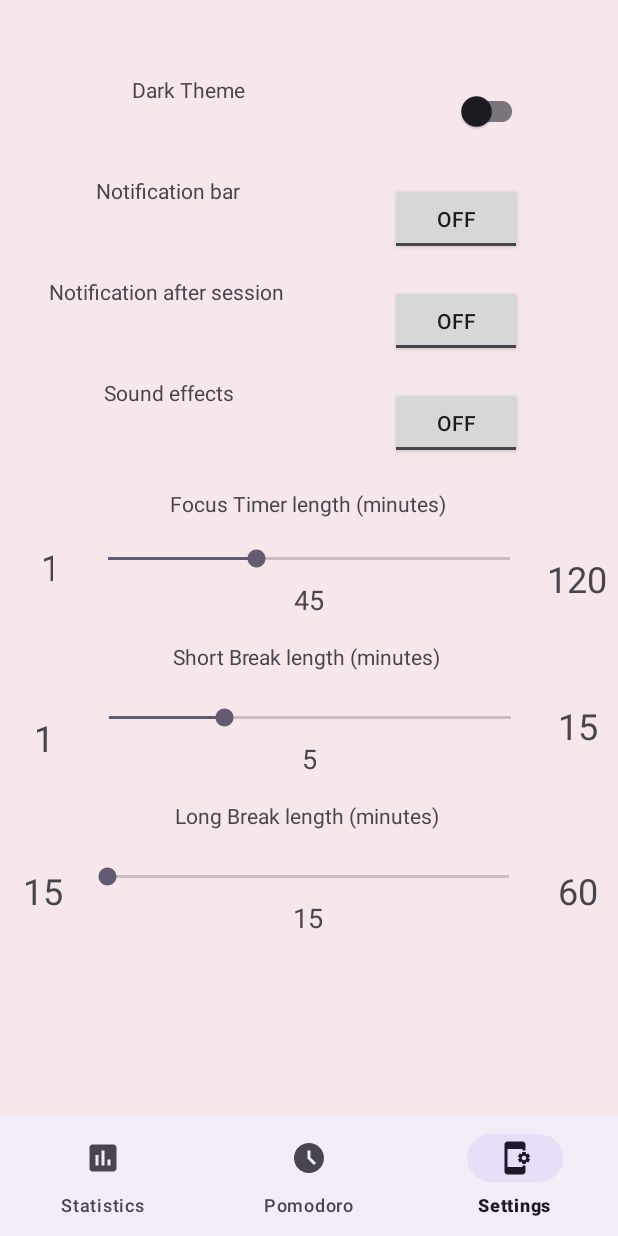
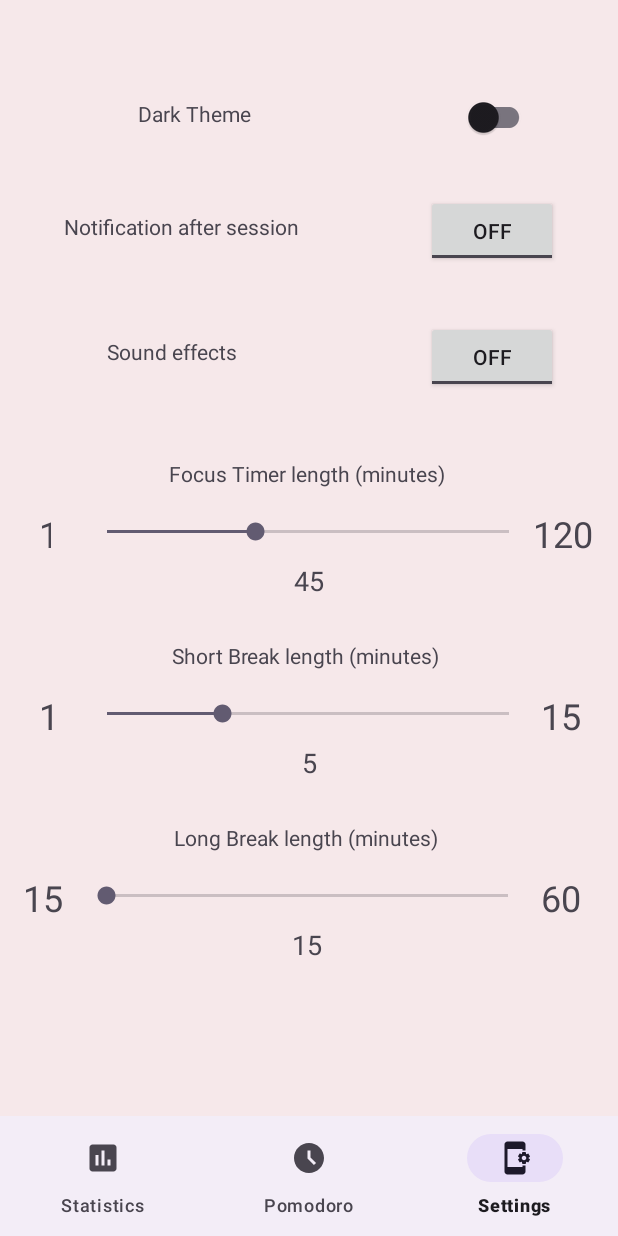
Before and after one commit to Pomodorify/Pomodorify, an Android app: the screen it shows after launch (MainActivity), item 3 of the bottom bar chosen, on a phone screen of 412 x 824 dp. Run offline under Robolectric (Android 15) with nearby library versions, the phone set to English and light mode, and no system bars.

Commit message:
Removed unused button from layout

```diff
--- a/app/src/main/res/layout/fragment_settings.xml
+++ b/app/src/main/res/layout/fragment_settings.xml
@@ -10,43 +10,221 @@
     <!-- TODO: Update blank fragment layout -->
 
     <TextView
+        android:id="@+id/textView5"
+        android:layout_width="wrap_content"
+        android:layout_height="wrap_content"
+        android:layout_marginTop="64dp"
+        android:text="Sound effects"
+        app:layout_constraintEnd_toStartOf="@+id/soundSessionFinished"
+        app:layout_constraintHorizontal_bias="0.362"
+        app:layout_constraintStart_toStartOf="parent"
+        app:layout_constraintTop_toBottomOf="@+id/textView4" />
+
+    <androidx.appcompat.widget.SwitchCompat
+        android:id="@+id/themeSwitch"
+        android:layout_width="wrap_content"
+        android:layout_height="wrap_content"
+        android:layout_marginTop="4dp"
+        android:layout_marginEnd="55dp"
+        app:layout_constraintEnd_toEndOf="parent"
+        app:layout_constraintTop_toTopOf="parent" />
+
+    <ToggleButton
+        android:id="@+id/notisSessionFinished"
+        android:layout_width="wrap_content"
+        android:layout_height="wrap_content"
+        android:layout_marginTop="28dp"
+        android:layout_marginEnd="40dp"
+        android:text="Notification after finishing"
+        app:layout_constraintEnd_toEndOf="parent"
+        app:layout_constraintTop_toBottomOf="@+id/themeSwitch" />
+
+    <TextView
+        android:id="@+id/textView2"
+        android:layout_width="wrap_content"
+        android:layout_height="wrap_content"
+        android:layout_marginTop="16dp"
+        android:text="Dark Theme"
+        app:layout_constraintEnd_toStartOf="@+id/themeSwitch"
+        app:layout_constraintHorizontal_bias="0.394"
+        app:layout_constraintStart_toStartOf="parent"
+        app:layout_constraintTop_toTopOf="parent" />
+
+    <TextView
+        android:id="@+id/textView4"
+        android:layout_width="wrap_content"
+        android:layout_height="wrap_content"
+        android:layout_marginTop="56dp"
+        android:text="Notification after session"
+        app:layout_constraintEnd_toStartOf="@+id/notisSessionFinished"
+        app:layout_constraintHorizontal_bias="0.333"
+        app:layout_constraintStart_toStartOf="parent"
+        app:layout_constraintTop_toBottomOf="@+id/textView2" />
+
+    <TextView
+        android:id="@+id/shortDuration"
+        android:layout_width="wrap_content"
+        android:layout_height="wrap_content"
+        android:layout_marginTop="5dp"
+        android:text="Value"
+        android:textSize="18sp"
+        app:layout_constraintEnd_toEndOf="parent"
+        app:layout_constraintStart_toStartOf="parent"
+        app:layout_constraintTop_toBottomOf="@+id/shortBar" />
+
+    <TextView
+        android:id="@+id/focusMin"
+        android:layout_width="8dp"
+        android:layout_height="29dp"
+        android:text="1"
+        android:textSize="24sp"
+        app:layout_constraintEnd_toStartOf="@+id/focusBar"
+        app:layout_constraintHorizontal_bias="0.553"
+        app:layout_constraintStart_toStartOf="parent"
+        app:layout_constraintTop_toTopOf="@+id/focusBar" />
+
+    <TextView
+        android:id="@+id/shortMin"
+        android:layout_width="wrap_content"
+        android:layout_height="wrap_content"
+        android:text="1"
+        android:textSize="24sp"
+        app:layout_constraintEnd_toStartOf="@+id/shortBar"
+        app:layout_constraintHorizontal_bias="0.619"
+        app:layout_constraintStart_toStartOf="parent"
+        app:layout_constraintTop_toTopOf="@+id/shortBar" />
+
+    <TextView
         android:id="@+id/focusText"
         android:layout_width="wrap_content"
         android:layout_height="wrap_content"
-        android:layout_marginTop="20sp"
+        android:layout_marginTop="44dp"
         android:text="Focus Timer length (minutes)"
         app:layout_constraintEnd_toEndOf="parent"
-        app:layout_constraintHorizontal_bias="0.497"
+        app:layout_constraintHorizontal_bias="0.493"
         app:layout_constraintStart_toStartOf="parent"
         app:layout_constraintTop_toBottomOf="@+id/soundSessionFinished" />
+
+    <TextView
+        android:id="@+id/longMax"
+        android:layout_width="wrap_content"
+        android:layout_height="wrap_content"
+        android:layout_marginStart="5dp"
+        android:text="60"
+        android:textSize="24sp"
+        app:layout_constraintEnd_toEndOf="parent"
+        app:layout_constraintHorizontal_bias="0.033"
+        app:layout_constraintStart_toEndOf="@+id/longBar"
+        app:layout_constraintTop_toTopOf="@+id/longBar" />
+
+    <TextView
+        android:id="@+id/focusMax"
+        android:layout_width="wrap_content"
+        android:layout_height="wrap_content"
+        android:text="120"
+        android:textSize="24sp"
+        app:layout_constraintEnd_toEndOf="parent"
+        app:layout_constraintHorizontal_bias="0.0"
+        app:layout_constraintStart_toEndOf="@+id/focusBar"
+        app:layout_constraintTop_toTopOf="@+id/focusBar" />
+
+    <TextView
+        android:id="@+id/shortMax"
+        android:layout_width="wrap_content"
+        android:layout_height="wrap_content"
+        android:layout_marginStart="5dp"
+        android:text="15"
+        android:textSize="24sp"
+        app:layout_constraintEnd_toEndOf="parent"
+        app:layout_constraintHorizontal_bias="0.0"
+        app:layout_constraintStart_toEndOf="@+id/shortBar"
+        app:layout_constraintTop_toTopOf="@+id/shortBar" />
+
+    <TextView
+        android:id="@+id/longMin"
+        android:layout_width="wrap_content"
+        android:layout_height="wrap_content"
+        android:text="15"
+        android:textSize="24sp"
+        app:layout_constraintEnd_toStartOf="@+id/longBar"
+        app:layout_constraintHorizontal_bias="0.555"
+        app:layout_constraintStart_toStartOf="parent"
+        app:layout_constraintTop_toTopOf="@+id/longBar" />
+
+    <ToggleButton
+        android:id="@+id/soundSessionFinished"
+        android:layout_width="wrap_content"
+        android:layout_height="wrap_content"
+        android:layout_marginTop="36dp"
+        android:layout_marginEnd="40dp"
+        android:text="Sound effects"
+        app:layout_constraintEnd_toEndOf="parent"
+        app:layout_constraintTop_toBottomOf="@+id/notisSessionFinished" />
 
     <SeekBar
         android:id="@+id/focusBar"
         android:layout_width="300sp"
         android:layout_height="30sp"
-        android:layout_marginTop="12sp"
+        android:layout_marginTop="14dp"
         android:max="119"
         android:progress="1"
         app:layout_constraintEnd_toEndOf="parent"
+        app:layout_constraintHorizontal_bias="0.495"
         app:layout_constraintStart_toStartOf="parent"
         app:layout_constraintTop_toBottomOf="@+id/focusText" />
 
     <TextView
-        android:id="@+id/focusMax"
+        android:id="@+id/longDuration"
         android:layout_width="wrap_content"
         android:layout_height="wrap_content"
-        android:layout_marginTop="12sp"
-        android:text="120"
-        android:textSize="24sp"
+        android:layout_marginTop="5dp"
+        android:text="Value"
+        android:textSize="18sp"
         app:layout_constraintEnd_toEndOf="parent"
-        app:layout_constraintHorizontal_bias="0.529"
-        app:layout_constraintStart_toEndOf="@+id/focusBar"
-        app:layout_constraintTop_toTopOf="@+id/focusBar" />
+        app:layout_constraintHorizontal_bias="0.497"
+        app:layout_constraintStart_toStartOf="parent"
+        app:layout_constraintTop_toBottomOf="@+id/longBar" />
+
+    <SeekBar
+        android:id="@+id/shortBar"
+        android:layout_width="300sp"
+        android:layout_height="30sp"
+        android:layout_marginTop="14dp"
+        android:max="14"
+        android:progress="1"
+        app:layout_constraintEnd_toEndOf="parent"
+        app:layout_constraintHorizontal_bias="0.495"
+        app:layout_constraintStart_toStartOf="parent"
+        app:layout_constraintTop_toBottomOf="@+id/shortText" />
+
+    <SeekBar
+        android:id="@+id/longBar"
+        android:layout_width="300sp"
+        android:layout_height="30sp"
+        android:layout_marginTop="14dp"
+        android:max="45"
+        android:progress="15"
+        app:layout_constraintEnd_toEndOf="parent"
+        app:layout_constraintHorizontal_bias="0.486"
+        app:layout_constraintStart_toStartOf="parent"
+        app:layout_constraintTop_toBottomOf="@+id/longText" />
+
+    <TextView
+        android:id="@+id/longText"
+        android:layout_width="wrap_content"
+        android:layout_height="wrap_content"
+        android:layout_marginTop="28dp"
+        android:text="Long Break length (minutes)"
+        app:layout_constraintEnd_toEndOf="parent"
+        app:layout_constraintHorizontal_bias="0.491"
+        app:layout_constraintStart_toStartOf="parent"
+        app:layout_constraintTop_toBottomOf="@+id/shortDuration" />
 
     <TextView
         android:id="@+id/focusDuration"
         android:layout_width="wrap_content"
         android:layout_height="wrap_content"
+        android:layout_marginTop="5dp"
         android:text="Value"
         android:textSize="18sp"
         app:layout_constraintEnd_toEndOf="parent"
@@ -54,212 +232,14 @@
         app:layout_constraintTop_toBottomOf="@+id/focusBar" />
 
     <TextView
-        android:id="@+id/focusMin"
-        android:layout_width="8dp"
-        android:layout_height="29dp"
-        android:layout_marginTop="4sp"
-        android:text="1"
-        android:textSize="24sp"
-        app:layout_constraintEnd_toStartOf="@+id/focusBar"
-        app:layout_constraintHorizontal_bias="0.57"
-        app:layout_constraintStart_toStartOf="parent"
-        app:layout_constraintTop_toTopOf="@+id/focusBar" />
-
-    <SeekBar
-        android:id="@+id/longBar"
-        android:layout_width="300sp"
-        android:layout_height="30sp"
-        android:layout_marginTop="16sp"
-        android:max="45"
-        android:progress="15"
-        app:layout_constraintEnd_toEndOf="parent"
-        app:layout_constraintHorizontal_bias="0.495"
-        app:layout_constraintStart_toStartOf="parent"
-        app:layout_constraintTop_toBottomOf="@+id/longText" />
-
-    <TextView
-        android:id="@+id/longMin"
-        android:layout_width="wrap_content"
-        android:layout_height="wrap_content"
-        android:layout_marginTop="8sp"
-        android:text="15"
-        android:textSize="24sp"
-        app:layout_constraintEnd_toStartOf="@+id/longBar"
-        app:layout_constraintHorizontal_bias="0.54"
-        app:layout_constraintStart_toStartOf="parent"
-        app:layout_constraintTop_toTopOf="@+id/longBar" />
-
-    <TextView
-        android:id="@+id/longText"
-        android:layout_width="wrap_content"
-        android:layout_height="wrap_content"
-        android:layout_marginTop="16sp"
-        android:text="Long Break length (minutes)"
-        app:layout_constraintEnd_toEndOf="parent"
-        app:layout_constraintHorizontal_bias="0.495"
-        app:layout_constraintStart_toStartOf="parent"
-        app:layout_constraintTop_toBottomOf="@+id/shortDuration" />
-
-    <TextView
-        android:id="@+id/longDuration"
-        android:layout_width="wrap_content"
-        android:layout_height="wrap_content"
-        android:text="Value"
-        android:textSize="18sp"
-        app:layout_constraintEnd_toEndOf="parent"
-        app:layout_constraintHorizontal_bias="0.498"
-        app:layout_constraintStart_toStartOf="parent"
-        app:layout_constraintTop_toBottomOf="@+id/longBar" />
-
-    <TextView
-        android:id="@+id/longMax"
-        android:layout_width="wrap_content"
-        android:layout_height="wrap_content"
-        android:layout_marginTop="8sp"
-        android:text="60"
-        android:textSize="24sp"
-        app:layout_constraintEnd_toEndOf="parent"
-        app:layout_constraintHorizontal_bias="0.548"
-        app:layout_constraintStart_toEndOf="@+id/longBar"
-        app:layout_constraintTop_toTopOf="@+id/longBar" />
-
-    <TextView
-        android:id="@+id/textView5"
-        android:layout_width="wrap_content"
-        android:layout_height="wrap_content"
-        android:layout_marginTop="48sp"
-        android:text="Sound effects"
-        app:layout_constraintEnd_toStartOf="@+id/soundSessionFinished"
-        app:layout_constraintHorizontal_bias="0.401"
-        app:layout_constraintStart_toStartOf="parent"
-        app:layout_constraintTop_toBottomOf="@+id/textView4" />
-
-    <TextView
-        android:id="@+id/textView3"
-        android:layout_width="wrap_content"
-        android:layout_height="wrap_content"
-        android:layout_marginTop="48sp"
-        android:text="Notification bar"
-        app:layout_constraintEnd_toStartOf="@+id/NotisBar"
-        app:layout_constraintHorizontal_bias="0.392"
-        app:layout_constraintStart_toStartOf="parent"
-        app:layout_constraintTop_toBottomOf="@+id/textView2" />
-
-    <ToggleButton
-        android:id="@+id/NotisBar"
-        android:layout_width="wrap_content"
-        android:layout_height="wrap_content"
-        android:layout_marginTop="24sp"
-        android:layout_marginEnd="64sp"
-        android:text="Notifications during timing"
-        app:layout_constraintEnd_toEndOf="parent"
-        app:layout_constraintTop_toBottomOf="@+id/themeSwitch" />
-
-    <androidx.appcompat.widget.SwitchCompat
-        android:id="@+id/themeSwitch"
-        android:layout_width="wrap_content"
-        android:layout_height="wrap_content"
-        android:layout_marginTop="20sp"
-        android:layout_marginEnd="60sp"
-        app:layout_constraintEnd_toEndOf="parent"
-        />
-
-    <ToggleButton
-        android:id="@+id/soundSessionFinished"
-        android:layout_width="wrap_content"
-        android:layout_height="wrap_content"
-        android:layout_marginTop="20sp"
-        android:layout_marginEnd="64sp"
-        android:text="Sound effects"
-        app:layout_constraintEnd_toEndOf="parent"
-        app:layout_constraintTop_toBottomOf="@+id/notisSessionFinished" />
-
-    <ToggleButton
-        android:id="@+id/notisSessionFinished"
-        android:layout_width="wrap_content"
-        android:layout_height="wrap_content"
-        android:layout_marginTop="20sp"
-        android:layout_marginEnd="64sp"
-        android:text="Notification after finishing"
-        app:layout_constraintEnd_toEndOf="parent"
-        app:layout_constraintTop_toBottomOf="@+id/NotisBar" />
-
-    <TextView
-        android:id="@+id/textView2"
-        android:layout_width="wrap_content"
-        android:layout_height="wrap_content"
-        android:text="Dark Theme"
-        app:layout_constraintEnd_toStartOf="@+id/themeSwitch"
-        app:layout_constraintHorizontal_bias="0.385"
-        app:layout_constraintStart_toStartOf="parent"
-        tools:layout_editor_absoluteY="16dp" />
-
-    <TextView
-        android:id="@+id/textView4"
-        android:layout_width="wrap_content"
-        android:layout_height="wrap_content"
-        android:layout_marginTop="48sp"
-        android:text="Notification after session"
-        app:layout_constraintEnd_toStartOf="@+id/notisSessionFinished"
-        app:layout_constraintHorizontal_bias="0.317"
-        app:layout_constraintStart_toStartOf="parent"
-        app:layout_constraintTop_toBottomOf="@+id/textView3" />
-
-    <SeekBar
-        android:id="@+id/shortBar"
-        android:layout_width="300sp"
-        android:layout_height="30sp"
-        android:layout_marginTop="16sp"
-        android:max="14"
-        android:progress="1"
-        app:layout_constraintEnd_toEndOf="parent"
-        app:layout_constraintHorizontal_bias="0.504"
-        app:layout_constraintStart_toStartOf="parent"
-        app:layout_constraintTop_toBottomOf="@+id/shortText" />
-
-    <TextView
-        android:id="@+id/shortMax"
-        android:layout_width="wrap_content"
-        android:layout_height="wrap_content"
-        android:layout_marginTop="4sp"
-        android:text="15"
-        android:textSize="24sp"
-        app:layout_constraintEnd_toEndOf="parent"
-        app:layout_constraintHorizontal_bias="0.529"
-        app:layout_constraintStart_toEndOf="@+id/shortBar"
-        app:layout_constraintTop_toTopOf="@+id/shortBar" />
-
-    <TextView
-        android:id="@+id/shortDuration"
-        android:layout_width="wrap_content"
-        android:layout_height="wrap_content"
-        android:text="Value"
-        android:textSize="18sp"
-        app:layout_constraintEnd_toEndOf="parent"
-        app:layout_constraintStart_toStartOf="parent"
-        app:layout_constraintTop_toBottomOf="@+id/shortBar" />
-
-    <TextView
         android:id="@+id/shortText"
         android:layout_width="wrap_content"
         android:layout_height="wrap_content"
-        android:layout_marginTop="16sp"
+        android:layout_marginTop="28dp"
         android:text="Short Break length (minutes)"
         app:layout_constraintEnd_toEndOf="parent"
-        app:layout_constraintHorizontal_bias="0.495"
+        app:layout_constraintHorizontal_bias="0.491"
         app:layout_constraintStart_toStartOf="parent"
         app:layout_constraintTop_toBottomOf="@+id/focusDuration" />
 
-    <TextView
-        android:id="@+id/shortMin"
-        android:layout_width="wrap_content"
-        android:layout_height="wrap_content"
-        android:layout_marginTop="12sp"
-        android:text="1"
-        android:textSize="24sp"
-        app:layout_constraintEnd_toStartOf="@+id/shortBar"
-        app:layout_constraintHorizontal_bias="0.523"
-        app:layout_constraintStart_toStartOf="parent"
-        app:layout_constraintTop_toTopOf="@+id/shortBar" />
-
 </androidx.constraintlayout.widget.ConstraintLayout>
```
